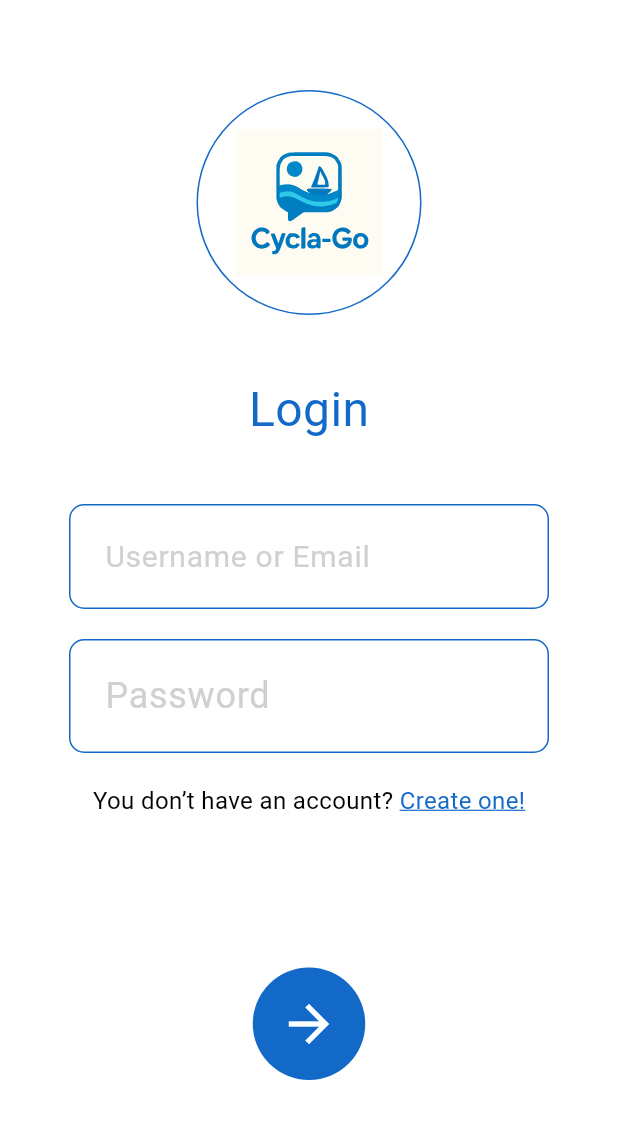
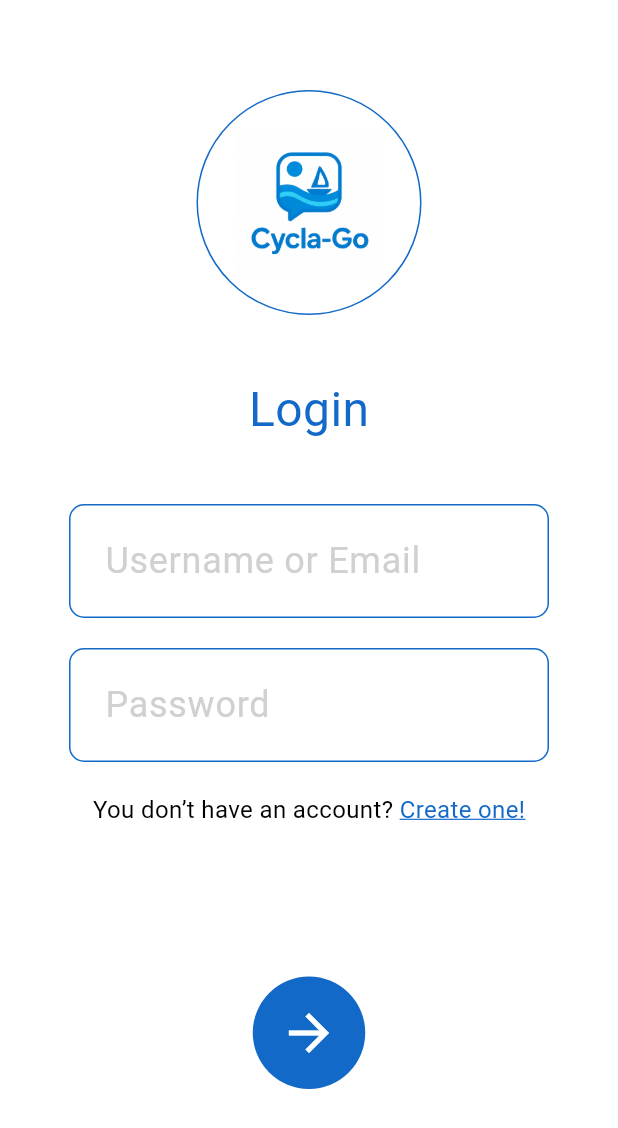
Before and after one commit to ntua-el21914/CyclaGo, a Flutter app: the screen it shows after launch, on a phone screen of 412 x 824 dp. Shown: the top 1128 px of the screen. Run offline on Flutter 3.47's test engine with Material 3 defaults, Android fonts, the light colour scheme and no system bars; our stand-ins replace camera, cloud_firestore, firebase_auth, firebase_core, google_fonts; accounts and stored records are empty.

Commit message:
PNG logo(will change later)

```diff
--- a/lib/features/auth/login_screen.dart
+++ b/lib/features/auth/login_screen.dart
@@ -1,7 +1,6 @@
 import 'package:flutter/material.dart';
 import 'package:google_fonts/google_fonts.dart';
 import 'package:firebase_auth/firebase_auth.dart';
-import 'package:flutter_svg/flutter_svg.dart';
 import 'package:cloud_firestore/cloud_firestore.dart'; // 1. Need Firestore for the lookup
 import '../../main.dart';
 
@@ -128,10 +127,10 @@ class _LoginScreenState extends State<LoginScreen> {
                   ),
                   child: Padding(
                     padding: const EdgeInsets.all(25.0),
-                    child: SvgPicture.asset(
-                      'assets/icons/CyclaGoLogo.svg',
+                    child: Image.asset(
+                      'assets/images/LoginPageImages/CyclaGoLogo.png',
                       fit: BoxFit.contain,
-                      errorBuilder: (c, o, s) => const Icon(Icons.directions_bike, size: 60, color: primaryBlue),
+                      errorBuilder: (context, error, stackTrace) => const Icon(Icons.directions_bike, size: 60, color: primaryBlue),
                     ),
                   ),
                 ),
@@ -155,7 +154,7 @@ class _LoginScreenState extends State<LoginScreen> {
                   decoration: InputDecoration(
                     hintText: 'Username or Email', // UPDATED HINT
                     hintStyle: GoogleFonts.hammersmithOne(
-                      fontSize: 20,
+                      fontSize: 24,
                       color: placeholderGrey,
                     ),
                     contentPadding: const EdgeInsets.symmetric(vertical: 20, horizontal: 20),
--- a/pubspec.yaml
+++ b/pubspec.yaml
@@ -73,7 +73,7 @@ dev_dependencies:
 # The following section is specific to Flutter packages.
 flutter:
   assets:
-    - assets/images/
+    - assets/images/LoginPageImages/
     - assets/icons/
   # The following line ensures that the Material Icons font is
   # included with your application, so that you can use the icons in
```
Also changed, not shown: assets/icons/CyclaGoLogo.svg (deleted), assets/images/LoginPageImages/CyclaGoLogo.png (added).
